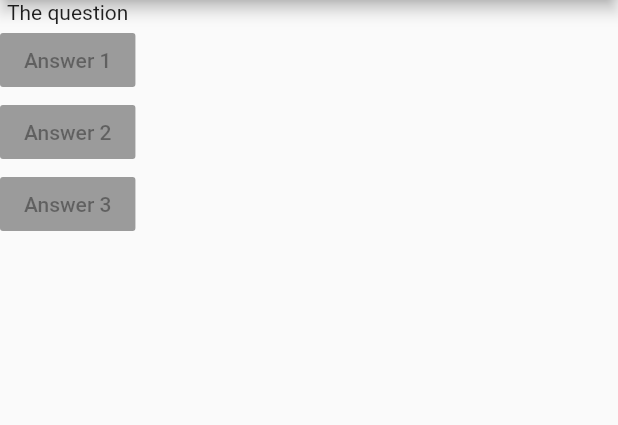
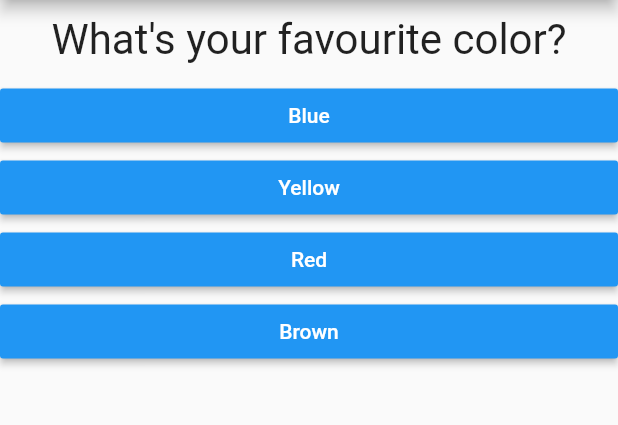
Before and after one commit to dhruv1794/flutter_quiz, a Flutter app: the screen it shows after launch, on a phone screen of 412 x 824 dp, the part 84-509 px from its top. Run offline on Flutter 3.47's test engine with Material 2 defaults, Android fonts, the phone set to English and light mode, and no system bars.

Commit message:
after finishing quiz app

```diff
--- /dev/null
+++ b/lib/answer.dart
@@ -0,0 +1,19 @@
+import 'package:flutter/material.dart';
+
+class Answer extends StatelessWidget {
+  final Function selectHandler;
+  final String answerText;
+  Answer(this.selectHandler, this.answerText);
+  @override
+  Widget build(BuildContext context) {
+    return Container(
+      width: double.infinity,
+      child: RaisedButton(
+        child: Text(answerText),
+        textColor: Colors.white,
+        color: Colors.blue,
+        onPressed: selectHandler,
+      )
+    );
+  }
+}
--- a/lib/main.dart
+++ b/lib/main.dart
@@ -1,32 +1,74 @@
 import  'package:flutter/material.dart';
+import './quiz.dart';
+import './result.dart';
 
 void main () => runApp(MyApp());
 
 
-class MyApp extends StatelessWidget {
+class MyApp extends StatefulWidget {
+@override
+  State<StatefulWidget> createState() {
+    return _MyAppState();
+  }
+}
+class _MyAppState extends State<MyApp> {
+  var _questionIndex = 0;
+  final _questions = const [
+      {
+        'questionText': 'What\'s your favourite color?',
+        'answer': [
+         { 'text':'Blue', 'score': 5},
+         { 'text':'Yellow', 'score': 6},
+         { 'text':'Red', 'score': 7},
+         { 'text':'Brown', 'score': 8},
+        ]
+      },
+      {
+        'questionText': 'What\'s your favourite animal?',
+        'answer': [
+         { 'text':'Dog', 'score': 3},
+         { 'text':'Cat', 'score': 6},
+         { 'text':'Bird', 'score': 7},
+         { 'text':'Lizard', 'score': 10},
+        ]
+      },
+      {
+        'questionText': 'Who\'s your favourite person?',
+        'answer': [
+         { 'text':'Dhruv', 'score': 1},
+         { 'text':'Dhruv', 'score': 1},
+         { 'text':'Dhruv', 'score': 1},
+         { 'text':'Lebron', 'score': 10},
+        ]
+      },
+    ];
+    var _totalScore =  0;
+  void _answerQuestion(int score) {
+     _totalScore += score;
+    if(_questionIndex < _questions.length) {
+      setState(() {
+        _questionIndex = _questionIndex + 1;
+      });
+    } else {
+      print('End of questions');
+    }
+  }
+  void _resetQuiz() {
+    setState(() {
+      _totalScore = 0;
+      _questionIndex=0;
+    });
+  }
   @override
   Widget build(BuildContext context) {
     return MaterialApp(home: Scaffold(
       appBar: AppBar(title: Text('Quiz App'),),
       //body: Text('Dhruvinity  QUIZ app'),
-      body: Column(
-        children: <Widget>[
-        Text('The question'),
-        RaisedButton(
-          child: Text('Answer 1'),
-          onPressed: null,
-        ),
-        RaisedButton(
-          child: Text('Answer 2'),
-          onPressed: null,
-        ),
-        RaisedButton(
-          child: Text('Answer 3'),
-          onPressed: null,
-        )
-      ],
-      ),
+      body: _questionIndex < _questions.length ? Quiz(
+        question: _questions,
+        questionIndex: _questionIndex,
+        answerQuestion: _answerQuestion,
+        ) : Result(_totalScore,_resetQuiz)
     ),);
   }
-
 }
--- /dev/null
+++ b/lib/question.dart
@@ -0,0 +1,18 @@
+import 'package:flutter/material.dart';
+
+class Question extends StatelessWidget {
+  final String questionText;
+  Question(this.questionText);
+  @override
+  Widget build(BuildContext context) {
+    return Container(
+      width: double.infinity,
+      margin: EdgeInsets.all(10),
+      child:Text(
+        questionText,
+        style: TextStyle(fontSize: 28),
+        textAlign: TextAlign.center,
+      ),
+    );
+  }
+}
--- /dev/null
+++ b/lib/quiz.dart
@@ -0,0 +1,25 @@
+import 'package:flutter/material.dart';
+
+import './answer.dart';
+import './question.dart';
+
+class Quiz extends StatelessWidget {
+  final List<Map<String, Object>> question;
+  final int  questionIndex;
+  final Function  answerQuestion;
+  Quiz({@required this.question, @required this.questionIndex, @required this.answerQuestion});
+  @override
+  Widget build(BuildContext context) {
+    return Column(
+        children: <Widget>[
+        Question(
+          question[questionIndex]['questionText']
+        ),
+        ...(question[questionIndex]['answer'] as List<Map<String,  Object>>)
+        .map((answer) {
+          return Answer(() => answerQuestion(answer['score']), answer['text']);
+        }).toList()
+      ],
+    );
+  }
+}
```
Also changed, not shown: lib/result.dart (added, +42 -0 lines).
